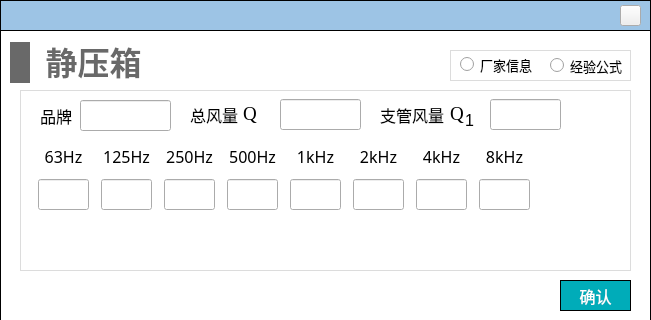
Before: the Qt Designer form NoiseCalSoft/inputDialog/dialog_static_box.ui in haobana/NoiCal, drawn with Qt 5; both pictures show x 0 to 651 and y 0 to 320 of the 651 by 521 pixel window.
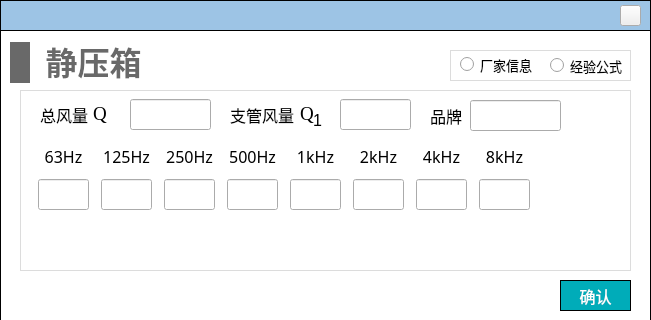
After: the same form once the commit is applied. Icons and pictures are not drawn.

Diff of the .ui file:
```diff
--- a/NoiseCalSoft/inputDialog/dialog_static_box.ui
+++ b/NoiseCalSoft/inputDialog/dialog_static_box.ui
@@ -686,9 +686,9 @@
     <widget class="QStackedWidget" name="stackedWidget_input">
      <property name="geometry">
       <rect>
-       <x>160</x>
+       <x>20</x>
        <y>9</y>
-       <width>421</width>
+       <width>371</width>
        <height>31</height>
       </rect>
      </property>
@@ -710,7 +710,7 @@
       <widget class="QLineEdit" name="lineEdit_q">
        <property name="geometry">
         <rect>
-         <x>310</x>
+         <x>300</x>
          <y>0</y>
          <width>71</width>
          <height>31</height>
@@ -720,7 +720,7 @@
       <widget class="QLineEdit" name="lineEdit_q1">
        <property name="geometry">
         <rect>
-         <x>100</x>
+         <x>90</x>
          <y>0</y>
          <width>81</width>
          <height>31</height>
@@ -730,7 +730,7 @@
       <widget class="QLabel" name="label_13">
        <property name="geometry">
         <rect>
-         <x>200</x>
+         <x>190</x>
          <y>0</y>
          <width>71</width>
          <height>31</height>
@@ -749,7 +749,7 @@
       <widget class="QLabel" name="label_15">
        <property name="geometry">
         <rect>
-         <x>10</x>
+         <x>0</x>
          <y>0</y>
          <width>51</width>
          <height>31</height>
@@ -768,7 +768,7 @@
       <widget class="QLabel" name="label">
        <property name="geometry">
         <rect>
-         <x>63</x>
+         <x>53</x>
          <y>0</y>
          <width>21</width>
          <height>31</height>
@@ -792,7 +792,7 @@
       <widget class="QLabel" name="label_2">
        <property name="geometry">
         <rect>
-         <x>270</x>
+         <x>260</x>
          <y>0</y>
          <width>21</width>
          <height>31</height>
@@ -816,7 +816,7 @@
       <widget class="QLabel" name="label_6">
        <property name="geometry">
         <rect>
-         <x>285</x>
+         <x>273</x>
          <y>13</y>
          <width>16</width>
          <height>16</height>
@@ -862,7 +862,7 @@
     <widget class="QLabel" name="label_4">
      <property name="geometry">
       <rect>
-       <x>20</x>
+       <x>410</x>
        <y>10</y>
        <width>41</width>
        <height>31</height>
@@ -881,7 +881,7 @@
     <widget class="QLineEdit" name="lineEdit_brand">
      <property name="geometry">
       <rect>
-       <x>60</x>
+       <x>450</x>
        <y>10</y>
        <width>91</width>
        <height>31</height>
```
